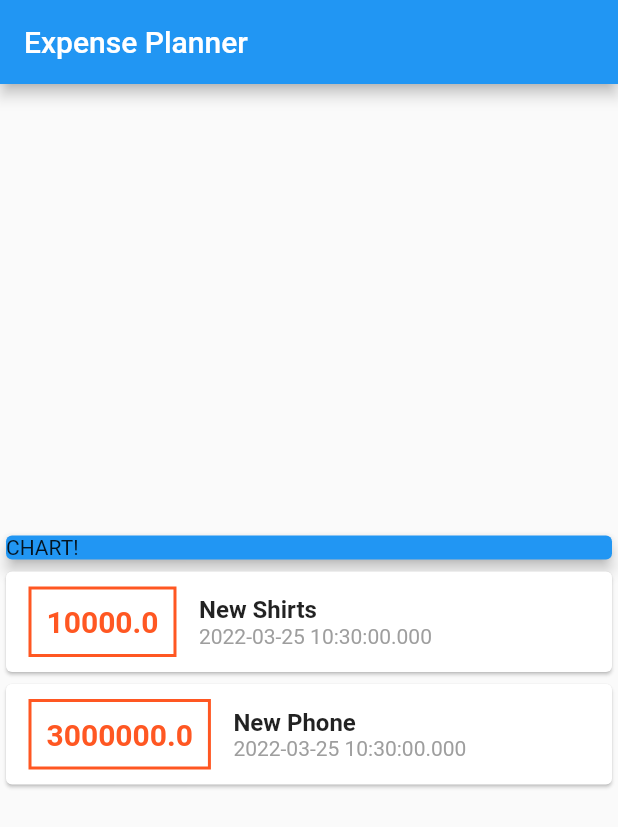
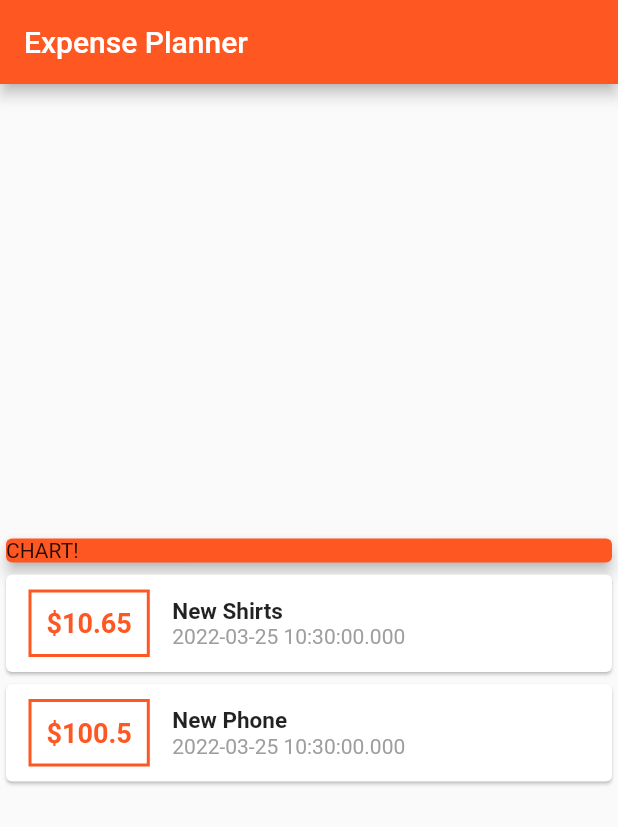
Before and after one commit to naufalakmal/expense_planner, a Flutter app: the screen it shows after launch, on a phone screen of 412 x 824 dp. Shown: the top 827 px of the screen. Run offline on Flutter 3.47's test engine with Material 2 defaults, Android fonts, the phone set to English and light mode, and no system bars.

Commit message:
Using String Interpolation

```diff
--- a/lib/main.dart
+++ b/lib/main.dart
@@ -12,13 +12,13 @@ class MyApp extends StatelessWidget {
     Transaction(
       id: 't1',
       title: 'New Shirts',
-      amount: 10000,
+      amount: 10.65,
       date: DateTime.now(),
     ),
     Transaction(
       id: 't2',
       title: 'New Phone',
-      amount: 3000000,
+      amount: 100.5,
       date: DateTime.now(),
     ),
   ];
@@ -29,6 +29,7 @@ class MyApp extends StatelessWidget {
       home: Scaffold(
         appBar: AppBar(
           title: Text('Expense Planner'),
+          backgroundColor: Colors.deepOrange,
         ),
         body: Column(
           mainAxisAlignment: MainAxisAlignment.center,
@@ -37,7 +38,7 @@ class MyApp extends StatelessWidget {
             Container(
               width: double.infinity,
               child: Card(
-                color: Colors.blue,
+                color: Colors.deepOrange,
                 child: Text('CHART!'),
                 elevation: 4,
               ),
@@ -58,10 +59,10 @@ class MyApp extends StatelessWidget {
                         ),
                         padding: EdgeInsets.all(10),
                         child: Text(
-                          tx.amount.toString(),
+                          '\$${tx.amount}',
                           style: TextStyle(
                             fontWeight: FontWeight.bold,
-                            fontSize: 20,
+                            fontSize: 18,
                             color: Colors.deepOrange,
                           ),
                         ),
@@ -72,11 +73,14 @@ class MyApp extends StatelessWidget {
                           Text(
                             tx.title,
                             style: TextStyle(
-                              fontSize: 16,
+                              fontSize: 15,
                               fontWeight: FontWeight.bold,
                             ),
                           ),
-                          Text(tx.date.toString(), style: TextStyle(color: Colors.grey),),
+                          Text(
+                            tx.date.toString(),
+                            style: TextStyle(color: Colors.grey),
+                          ),
                         ],
                       )
                     ],
```
